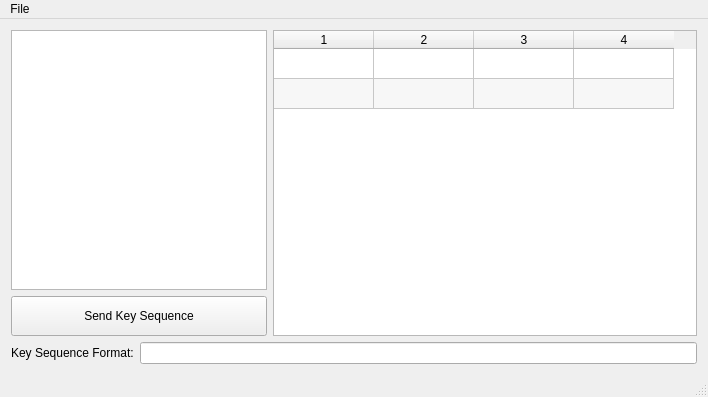
The window that mainwindow.ui (jakeson21/AutoFiller) describes before a commit, drawn with Qt 5.
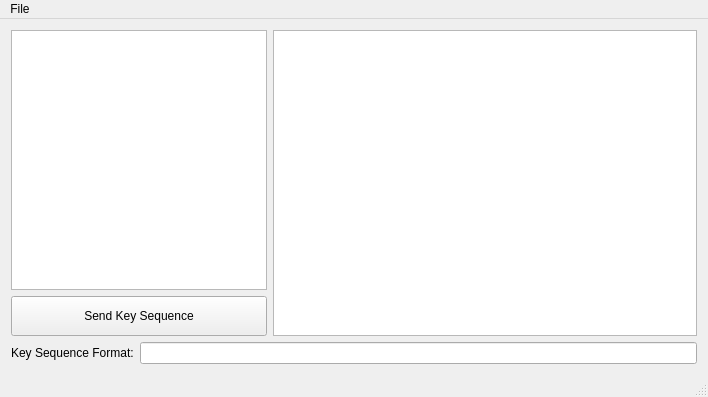
The same window after the commit.

```diff
--- a/mainwindow.ui
+++ b/mainwindow.ui
@@ -89,20 +89,14 @@
           <enum>QAbstractItemView::SelectRows</enum>
          </property>
          <property name="rowCount">
-          <number>2</number>
+          <number>0</number>
          </property>
          <property name="columnCount">
-          <number>4</number>
+          <number>0</number>
          </property>
          <attribute name="verticalHeaderVisible">
           <bool>false</bool>
          </attribute>
-         <row/>
-         <row/>
-         <column/>
-         <column/>
-         <column/>
-         <column/>
         </widget>
        </item>
       </layout>
```
